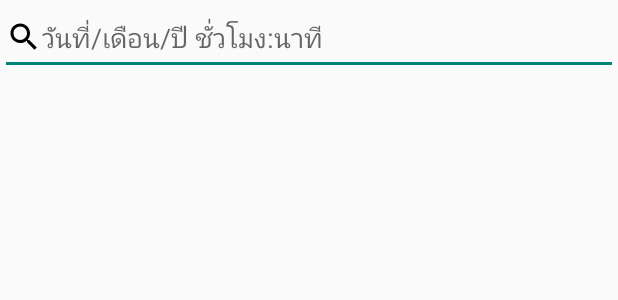
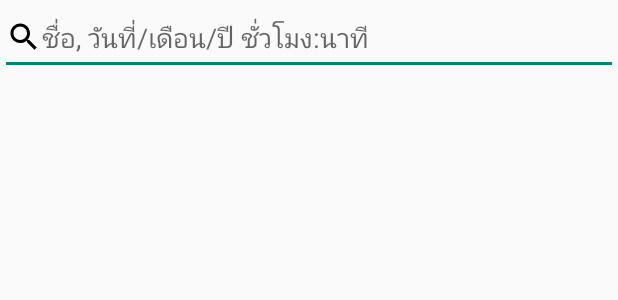
Before and after one commit to preeyakamon/hiddinword, an Android app: the layout activity_statistic.xml on its own in the app's theme, with its tools: preview values and no code run, on a phone screen of 412 x 824 dp. Shown: the top 300 px of the screen. Run offline under Robolectric (Android 15) with nearby library versions, the phone set to English and light mode, and no system bars.

Commit message:
update code

```diff
--- a/app/src/main/java/apprtc/preeyakamon/hiddinword/Success.java
+++ b/app/src/main/java/apprtc/preeyakamon/hiddinword/Success.java
@@ -55,6 +55,7 @@ public class Success extends ActionBarActivity {
         btnExit.setOnClickListener(new View.OnClickListener() {
             @Override
             public void onClick(View view) {
+                saveStatistic();
                 Intent intent = new Intent(Success.this, Statistic.class);
                 startActivity(intent);
             }
@@ -99,6 +100,6 @@ public class Success extends ActionBarActivity {
         String _id = spf.getString("idUser", "");
         int score = getIntent().getExtras().getInt("score");
         db.insertStatistic(_id, score);
-        Log.d("SuccessLog", "ID: " + _id + ", Score: " + score);
+        Log.d("StatisticLog", "ID: " + _id + ", Score: " + score);
     }
 }
--- a/app/src/main/res/layout/activity_statistic.xml
+++ b/app/src/main/res/layout/activity_statistic.xml
@@ -18,7 +18,7 @@
             android:layout_width="match_parent"
             android:layout_height="match_parent"
             android:drawableLeft="@drawable/ic_search_black_24dp"
-            android:hint="วันที่/เดือน/ปี ชั่วโมง:นาที" />
+            android:hint="ชื่อ, วันที่/เดือน/ปี ชั่วโมง:นาที" />
 
     </LinearLayout>
 
```
Also changed, not shown: app/src/main/java/apprtc/preeyakamon/hiddinword/Statistic.java (+4 -3 lines).
